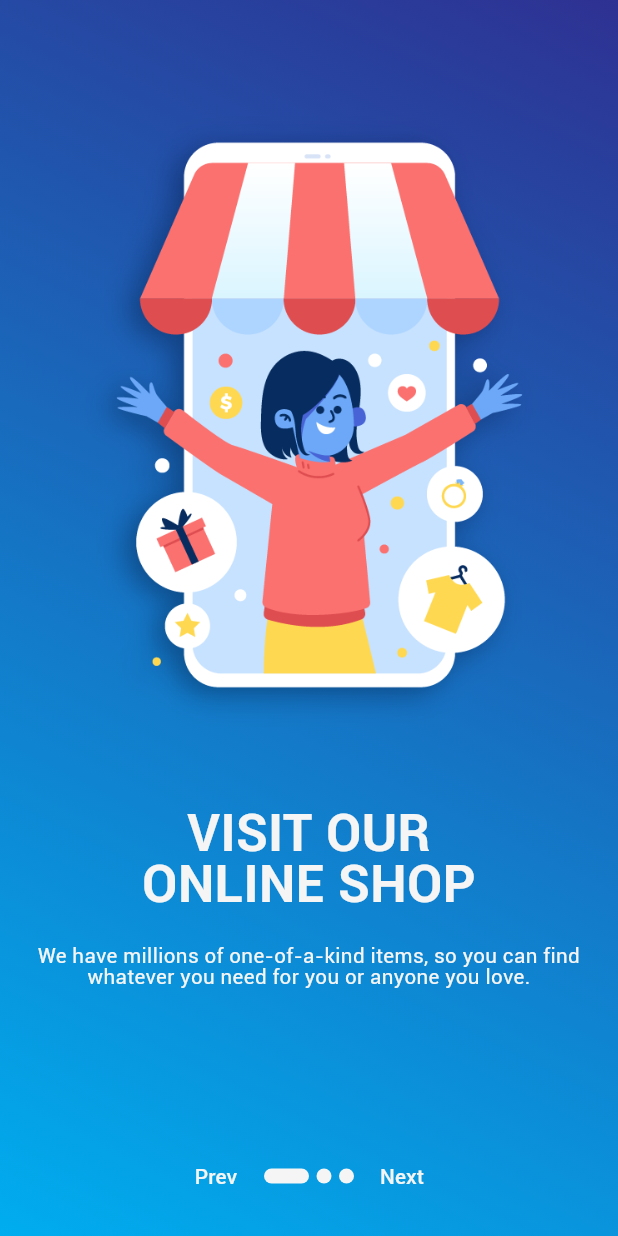
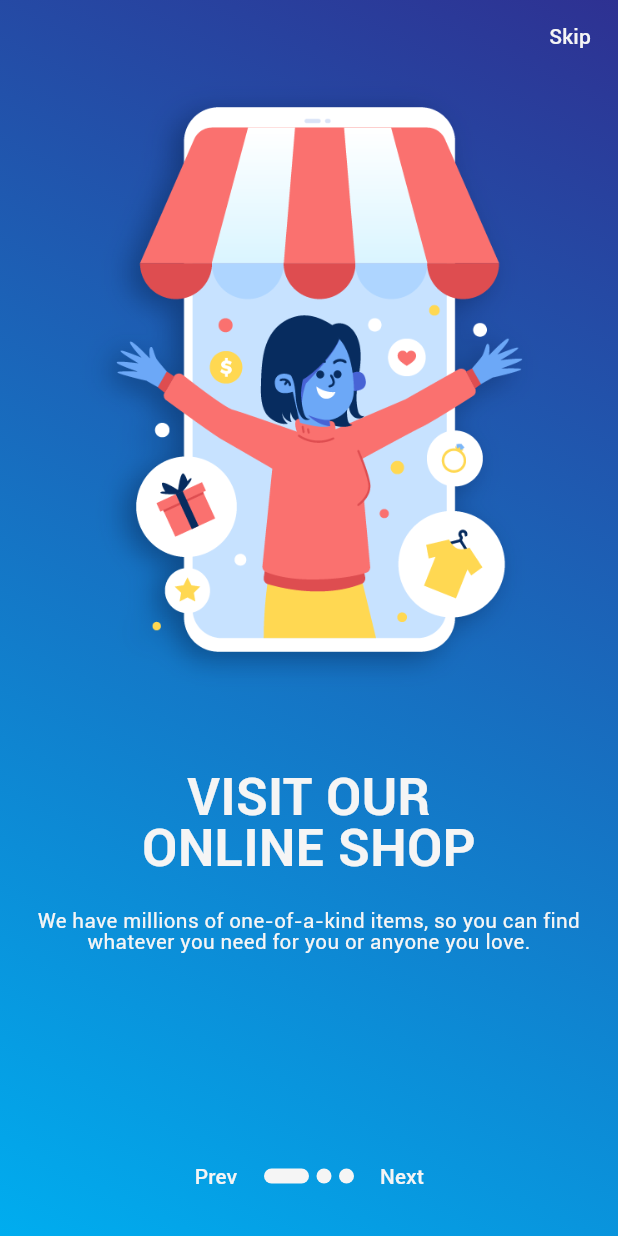
Before and after one commit to MOSamyxz/giga_store, a Flutter app: the screen it shows after launch, after a tap on "Prev", on a phone screen of 412 x 824 dp. Run offline on Flutter 3.47's test engine with Material 3 defaults, Android fonts, the phone set to English and light mode, and no system bars; drawn by our look-alikes of smooth_page_indicator; our stand-ins replace bloc, firebase_core, flutter_bloc, flutter_screenutil; accounts and stored records are empty.

Commit message:
Updates on on boarding

```diff
--- a/lib/pages/on_boarding/cubit/on_boarding_cubit.dart
+++ b/lib/pages/on_boarding/cubit/on_boarding_cubit.dart
@@ -6,7 +6,7 @@ part 'on_boarding_state.dart';
 class OnBoardingCubit extends Cubit<OnBoardingState> {
   OnBoardingCubit() : super(OnBoardingInitial());
   final PageController controller = PageController(initialPage: 0);
-
+  int currentIndex = 0;
   void nextPage() {
     controller.nextPage(
       duration: const Duration(milliseconds: 300),
@@ -23,5 +23,10 @@ class OnBoardingCubit extends Cubit<OnBoardingState> {
     emit(PrevScreenChangeState());
   }
 
+  void onPageChanged(int i) {
+    currentIndex = i;
+    emit(OnPageChangedState());
+  }
+
   void navigatoToSignUp() {}
 }
--- a/lib/pages/on_boarding/cubit/on_boarding_state.dart
+++ b/lib/pages/on_boarding/cubit/on_boarding_state.dart
@@ -8,3 +8,5 @@ final class OnBoardingInitial extends OnBoardingState {}
 final class NextScreenChangeState extends OnBoardingState {}
 
 final class PrevScreenChangeState extends OnBoardingState {}
+
+final class OnPageChangedState extends OnBoardingState {}
--- a/lib/pages/on_boarding/parts/bottom_indicator.dart
+++ b/lib/pages/on_boarding/parts/bottom_indicator.dart
@@ -12,6 +12,8 @@ class BottomIndicator extends StatelessWidget {
 
   @override
   Widget build(BuildContext context) {
+    return BlocBuilder<OnBoardingCubit, OnBoardingState>(
+      builder: (context, state) {
         return Padding(
           padding: const EdgeInsets.all(16.0),
           child: Row(
@@ -19,13 +21,19 @@ class BottomIndicator extends StatelessWidget {
             children: [
               //? Skip button to navigate to sign in / sign up Screen
               CustomTextButton(
+                  color:
+                      BlocProvider.of<OnBoardingCubit>(context).currentIndex ==
+                              0
+                          ? Colors.transparent
+                          : AppColors.white,
                   onPressed: () {
                     BlocProvider.of<OnBoardingCubit>(context).prevPage();
                   },
                   text: 'Prev'),
               //? The indicatior widget
               SmoothPageIndicator(
-            controller: BlocProvider.of<OnBoardingCubit>(context).controller,
+                controller:
+                    BlocProvider.of<OnBoardingCubit>(context).controller,
                 count: 3,
                 effect: const ExpandingDotsEffect(
                   activeDotColor: AppColors.white,
@@ -40,9 +48,15 @@ class BottomIndicator extends StatelessWidget {
                   onPressed: () {
                     BlocProvider.of<OnBoardingCubit>(context).nextPage();
                   },
-              text: 'Next'),
+                  text:
+                      BlocProvider.of<OnBoardingCubit>(context).currentIndex ==
+                              2
+                          ? 'Start'
+                          : 'Next'),
             ],
           ),
         );
+      },
+    );
   }
 }
--- a/lib/pages/on_boarding/parts/on_boarding_body.dart
+++ b/lib/pages/on_boarding/parts/on_boarding_body.dart
@@ -1,6 +1,5 @@
-import 'package:e_commerce/core/widgets/space.dart';
 import 'package:e_commerce/pages/on_boarding/cubit/on_boarding_cubit.dart';
-import 'package:e_commerce/pages/on_boarding/parts/on_boarding_deatails.dart';
+import 'package:e_commerce/pages/on_boarding/parts/on_boarding_details.dart';
 import 'package:flutter/material.dart';
 import 'package:flutter_bloc/flutter_bloc.dart';
 
@@ -15,10 +14,12 @@ class OnBoardingBody extends StatelessWidget {
       child: PageView.builder(
         controller: BlocProvider.of<OnBoardingCubit>(context).controller,
         itemCount: 3,
+        onPageChanged: (i) {
+          BlocProvider.of<OnBoardingCubit>(context).onPageChanged(i);
+        },
         itemBuilder: (context, index) {
           return Column(
             children: [
-              const VerticalSpace(height: 60),
               //? OnBoarding image, title and description
               OnBoardingDetails(
                 index: index,
--- a/lib/pages/on_boarding/parts/on_boarding_view.dart
+++ b/lib/pages/on_boarding/parts/on_boarding_view.dart
@@ -1,4 +1,5 @@
 import 'package:e_commerce/core/constants/colors.dart';
+import 'package:e_commerce/core/widgets/text_button.dart';
 import 'package:e_commerce/pages/on_boarding/parts/bottom_indicator.dart';
 import 'package:e_commerce/pages/on_boarding/parts/on_boarding_body.dart';
 import 'package:flutter/material.dart';
@@ -20,8 +21,16 @@ class OnBoardingView extends StatelessWidget {
               end: Alignment.topRight),
         ),
         //? OnBoarding
-        child: const Column(
+        child: SafeArea(
+          child: Column(
             children: [
+              Row(
+                mainAxisAlignment: MainAxisAlignment.end,
+                children: [
+                  CustomTextButton(onPressed: () {}, text: 'Skip'),
+                ],
+              ),
+
               //? OnBoarding page
               OnBoardingBody(),
               //? OnBoarding page indicator
@@ -29,6 +38,7 @@ class OnBoardingView extends StatelessWidget {
             ],
           ),
         ),
+      ),
     );
   }
 }
```
Also changed, not shown: lib/pages/on_boarding/parts/on_boarding_details.dart (renamed from lib/pages/on_boarding/parts/on_boarding_deatails.dart). Lines whose indentation alone changed are shown as unchanged.
